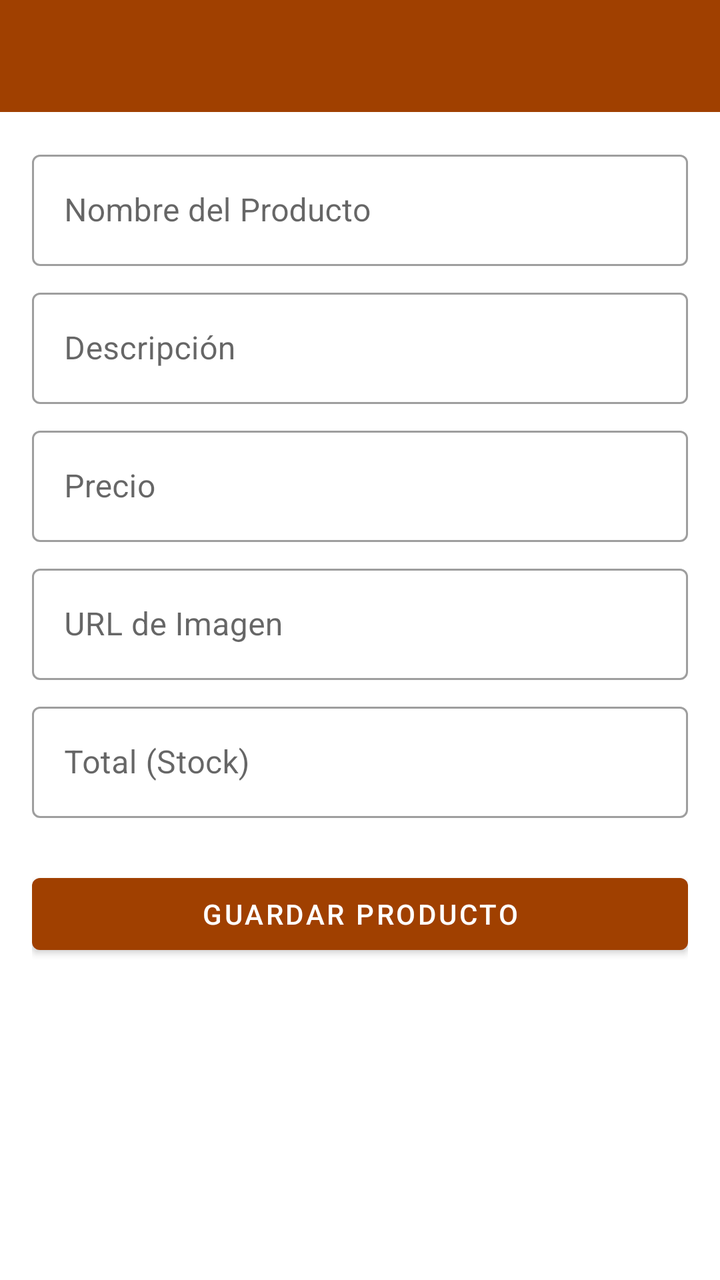
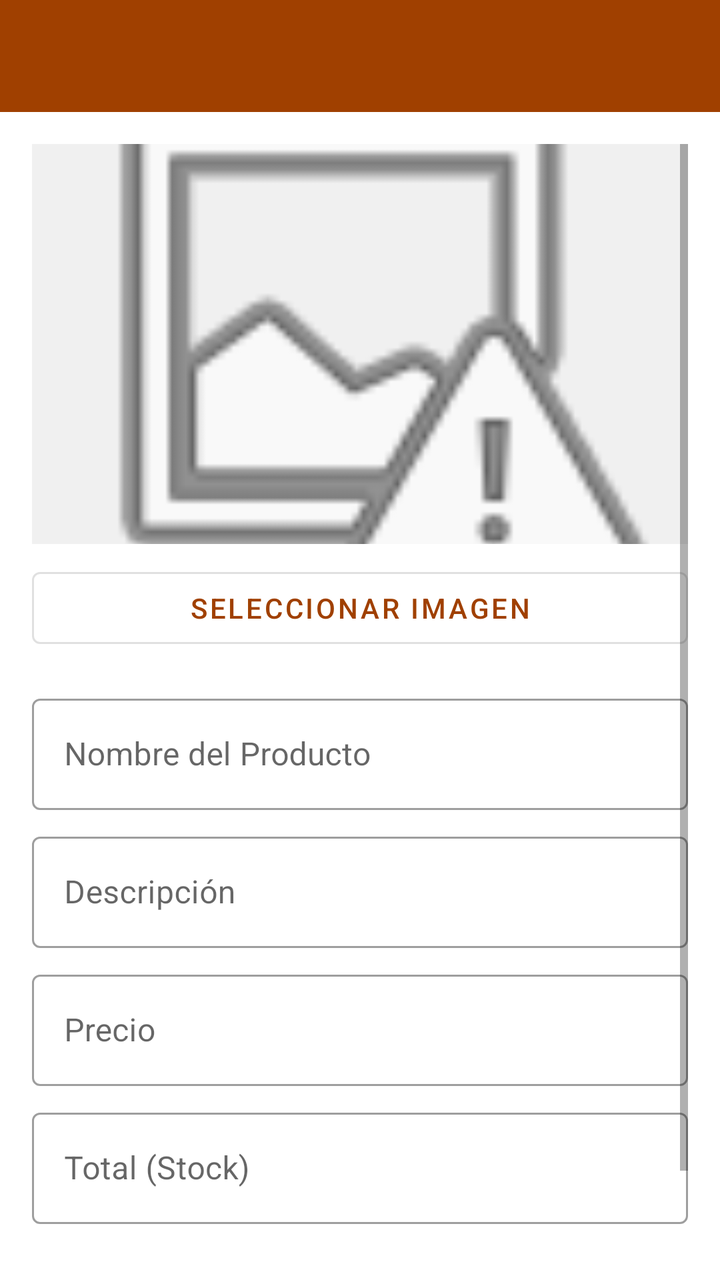

An Android layout rendered at two revisions. The XML below is the earlier revision; the diff shows what the commit changed to produce the second picture.
<!-- AndroidManifest.xml: application theme Theme.Sistema_Restaurante -->
<!-- res/layout/activity_add_edit_product.xml -->
<?xml version="1.0" encoding="utf-8"?>
<LinearLayout xmlns:android="http://schemas.android.com/apk/res/android"
    xmlns:app="http://schemas.android.com/apk/res-auto"
    android:layout_width="match_parent"
    android:layout_height="match_parent"
    android:orientation="vertical"
    android:fitsSystemWindows="true">

    <androidx.appcompat.widget.Toolbar
        android:id="@+id/toolbar"
        android:layout_width="match_parent"
        android:layout_height="?attr/actionBarSize"
        android:background="?attr/colorPrimary"
        app:titleTextColor="@android:color/white" />

    <ScrollView
        android:layout_width="match_parent"
        android:layout_height="match_parent"
        android:padding="16dp">

        <LinearLayout
            android:layout_width="match_parent"
            android:layout_height="wrap_content"
            android:orientation="vertical">

            <com.google.android.material.textfield.TextInputLayout
                android:layout_width="match_parent"
                android:layout_height="wrap_content"
                android:hint="Nombre del Producto"
                style="@style/Widget.MaterialComponents.TextInputLayout.OutlinedBox">
                <com.google.android.material.textfield.TextInputEditText
                    android:id="@+id/etProductName"
                    android:layout_width="match_parent"
                    android:layout_height="wrap_content" />
            </com.google.android.material.textfield.TextInputLayout>

            <com.google.android.material.textfield.TextInputLayout
                android:layout_width="match_parent"
                android:layout_height="wrap_content"
                android:hint="Descripción"
                android:layout_marginTop="8dp"
                style="@style/Widget.MaterialComponents.TextInputLayout.OutlinedBox">
                <com.google.android.material.textfield.TextInputEditText
                    android:id="@+id/etProductDesc"
                    android:layout_width="match_parent"
                    android:layout_height="wrap_content" />
            </com.google.android.material.textfield.TextInputLayout>

            <com.google.android.material.textfield.TextInputLayout
                android:layout_width="match_parent"
                android:layout_height="wrap_content"
                android:hint="Precio"
                android:layout_marginTop="8dp"
                style="@style/Widget.MaterialComponents.TextInputLayout.OutlinedBox">
                <com.google.android.material.textfield.TextInputEditText
                    android:id="@+id/etProductPrice"
                    android:layout_width="match_parent"
                    android:layout_height="wrap_content"
                    android:inputType="numberDecimal" />
            </com.google.android.material.textfield.TextInputLayout>

            <com.google.android.material.textfield.TextInputLayout
                android:layout_width="match_parent"
                android:layout_height="wrap_content"
                android:hint="URL de Imagen"
                android:layout_marginTop="8dp"
                style="@style/Widget.MaterialComponents.TextInputLayout.OutlinedBox">
                <com.google.android.material.textfield.TextInputEditText
                    android:id="@+id/etProductImage"
                    android:layout_width="match_parent"
                    android:layout_height="wrap_content" />
            </com.google.android.material.textfield.TextInputLayout>

            <com.google.android.material.textfield.TextInputLayout
                android:layout_width="match_parent"
                android:layout_height="wrap_content"
                android:hint="Total (Stock)"
                android:layout_marginTop="8dp"
                style="@style/Widget.MaterialComponents.TextInputLayout.OutlinedBox">
                <com.google.android.material.textfield.TextInputEditText
                    android:id="@+id/etProductTotal"
                    android:layout_width="match_parent"
                    android:layout_height="wrap_content"
                    android:inputType="number" />
            </com.google.android.material.textfield.TextInputLayout>

            <Button
                android:id="@+id/btnSaveProduct"
                android:layout_width="match_parent"
                android:layout_height="wrap_content"
                android:text="Guardar Producto"
                android:layout_marginTop="24dp" />

        </LinearLayout>
    </ScrollView>
</LinearLayout>
<!-- resources referenced by this layout -->
<resources>
  <style name="Theme.Sistema_Restaurante" parent="Theme.MaterialComponents.Light.NoActionBar">
          
          <item name="colorPrimary">#A04000</item>
          <item name="colorPrimaryVariant">#7E3200</item>
          <item name="colorOnPrimary">@color/white</item>
          
          <item name="colorSecondary">#FDF8F5</item>
          <item name="colorSecondaryVariant">#F5EBE0</item>
          <item name="colorOnSecondary">@color/black</item>
          
          <item name="android:statusBarColor">#FDF8F5</item>
          <item name="android:windowLightStatusBar">true</item>
          
      </style>
  <color name="white">#FFFFFFFF</color>
  <color name="black">#FF000000</color>
</resources>

<!-- the commit's change to res/layout/activity_add_edit_product.xml (unified diff, before → after) -->
@@ -22,6 +22,23 @@
             android:layout_width="match_parent"
             android:layout_height="wrap_content"
             android:orientation="vertical">
+
+            <ImageView
+                android:id="@+id/ivProductPreview"
+                android:layout_width="match_parent"
+                android:layout_height="200dp"
+                android:layout_marginBottom="8dp"
+                android:scaleType="centerCrop"
+                android:src="@android:drawable/ic_menu_report_image"
+                android:background="#F0F0F0" />
+
+            <Button
+                android:id="@+id/btnSelectImage"
+                style="@style/Widget.MaterialComponents.Button.OutlinedButton"
+                android:layout_width="match_parent"
+                android:layout_height="wrap_content"
+                android:text="Seleccionar Imagen"
+                android:layout_marginBottom="16dp"/>
 
             <com.google.android.material.textfield.TextInputLayout
                 android:layout_width="match_parent"
@@ -59,11 +76,13 @@
                     android:inputType="numberDecimal" />
             </com.google.android.material.textfield.TextInputLayout>
 
+            
             <com.google.android.material.textfield.TextInputLayout
                 android:layout_width="match_parent"
                 android:layout_height="wrap_content"
                 android:hint="URL de Imagen"
                 android:layout_marginTop="8dp"
+                android:visibility="gone"
                 style="@style/Widget.MaterialComponents.TextInputLayout.OutlinedBox">
                 <com.google.android.material.textfield.TextInputEditText
                     android:id="@+id/etProductImage"
